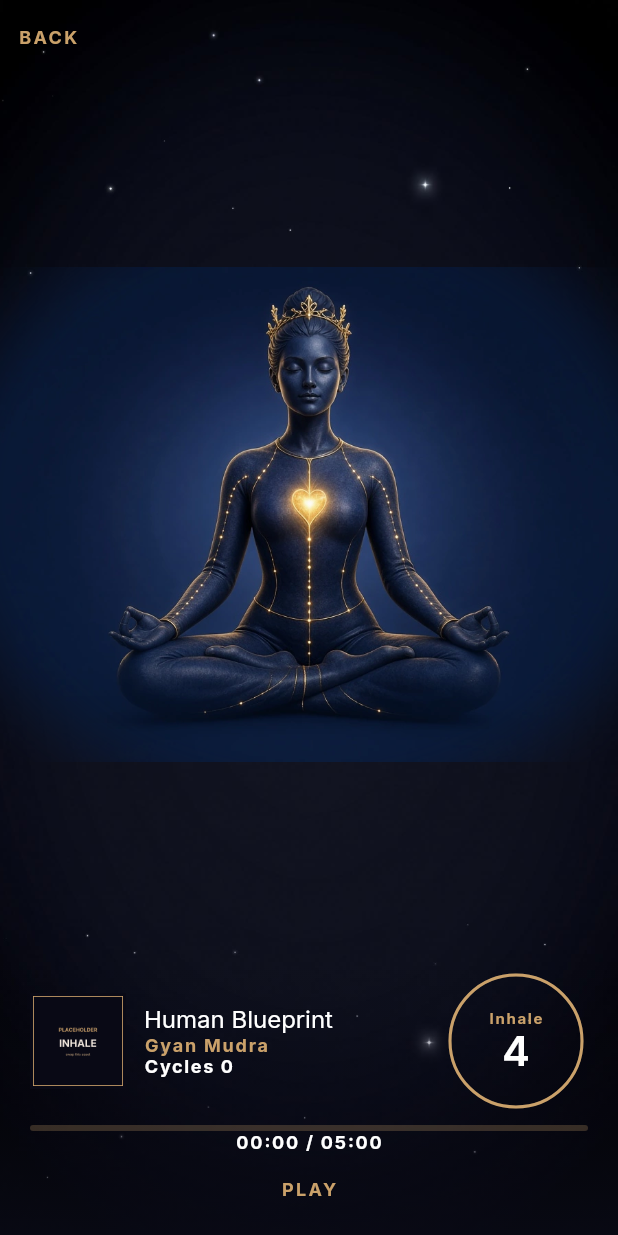
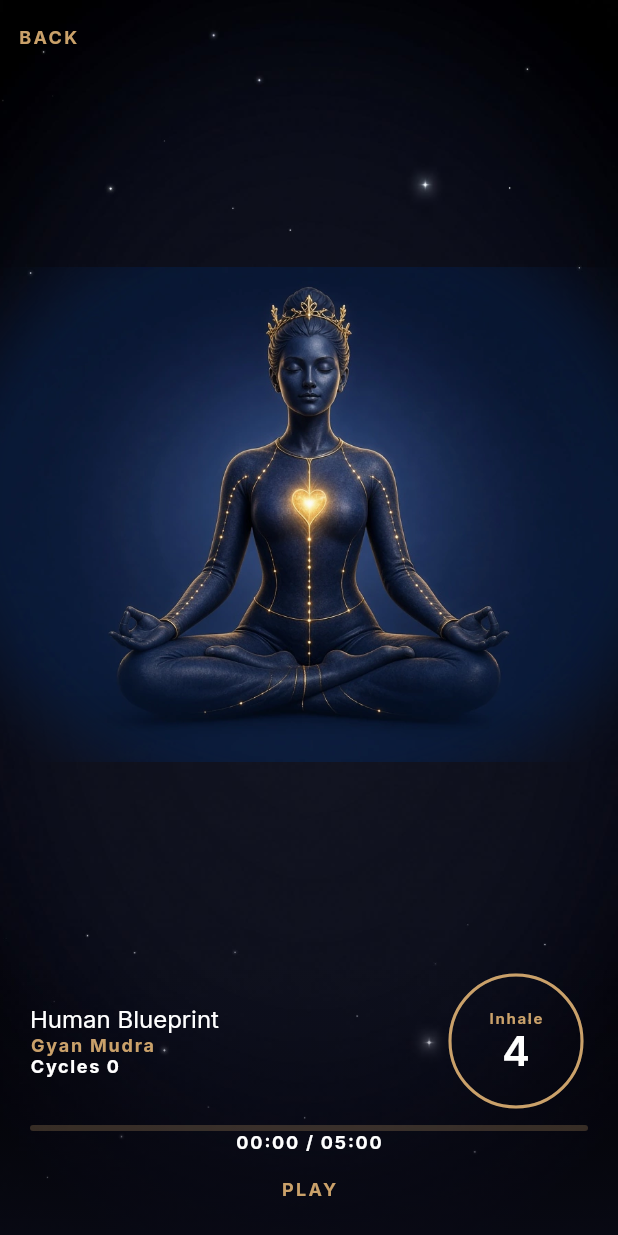
Before and after one commit to RanRodri/Hikaru, a Flutter app: the MerkabaMeditationScreen screen opened by its route, on a phone screen of 412 x 824 dp. Run offline on Flutter 3.47's test engine with Material 3 defaults, Android fonts, the phone set to English and light mode, and no system bars; our stand-ins replace audioplayers, flutter_riverpod, flutter_svg, go_router, riverpod_annotation, shared_preferences; accounts and stored records are empty; generated files the repository leaves out were written again; project files that could hold a hidden picture were left out.

Commit message:
Leave the Merkaba mudra art untouched.
The breath-cycle counter and progress bar stay. The phase placeholders are removed until the owner supplies the mudra assets.

Co-authored-by: RanRodri <RanRodri@users.noreply.github.com>

```diff
--- a/lib/features/merkaba/domain/merkaba_session.dart
+++ b/lib/features/merkaba/domain/merkaba_session.dart
@@ -113,13 +113,6 @@ class MerkabaFrame {
   }
 }
 
-/// Placeholder mudra art, one file per breath phase. Swap the PNG in place.
-String mudraPlaceholderAsset(BreathPhase phase) => switch (phase) {
-  BreathPhase.inhale => 'assets/images/mudras/inhale.png',
-  BreathPhase.hold => 'assets/images/mudras/hold.png',
-  BreathPhase.exhale => 'assets/images/mudras/exhale.png',
-};
-
 MerkabaFrame merkabaFrameAt(Duration elapsed) {
   final bounded = elapsed < Duration.zero
       ? Duration.zero
--- a/lib/features/merkaba/presentation/merkaba_screen.dart
+++ b/lib/features/merkaba/presentation/merkaba_screen.dart
@@ -228,17 +228,6 @@ class _SessionBand extends StatelessWidget {
           children: [
             Row(
               children: [
-                Semantics(
-                  label: 'Mudra placeholder, ${frame.phaseLabel}',
-                  image: true,
-                  child: Image.asset(
-                    mudraPlaceholderAsset(frame.phase),
-                    width: 64,
-                    height: 64,
-                    fit: BoxFit.cover,
-                  ),
-                ),
-                const SizedBox(width: AppSpacing.s12),
                 Expanded(
                   child: Column(
                     crossAxisAlignment: CrossAxisAlignment.start,
--- a/pubspec.yaml
+++ b/pubspec.yaml
@@ -83,7 +83,6 @@ flutter:
 
   assets:
     - assets/images/
-    - assets/images/mudras/
     - assets/audio/
 
   fonts:
```
Also changed, not shown: assets/images/mudras/exhale.png (deleted), assets/images/mudras/hold.png (deleted), assets/images/mudras/inhale.png (deleted), 1 other file.
